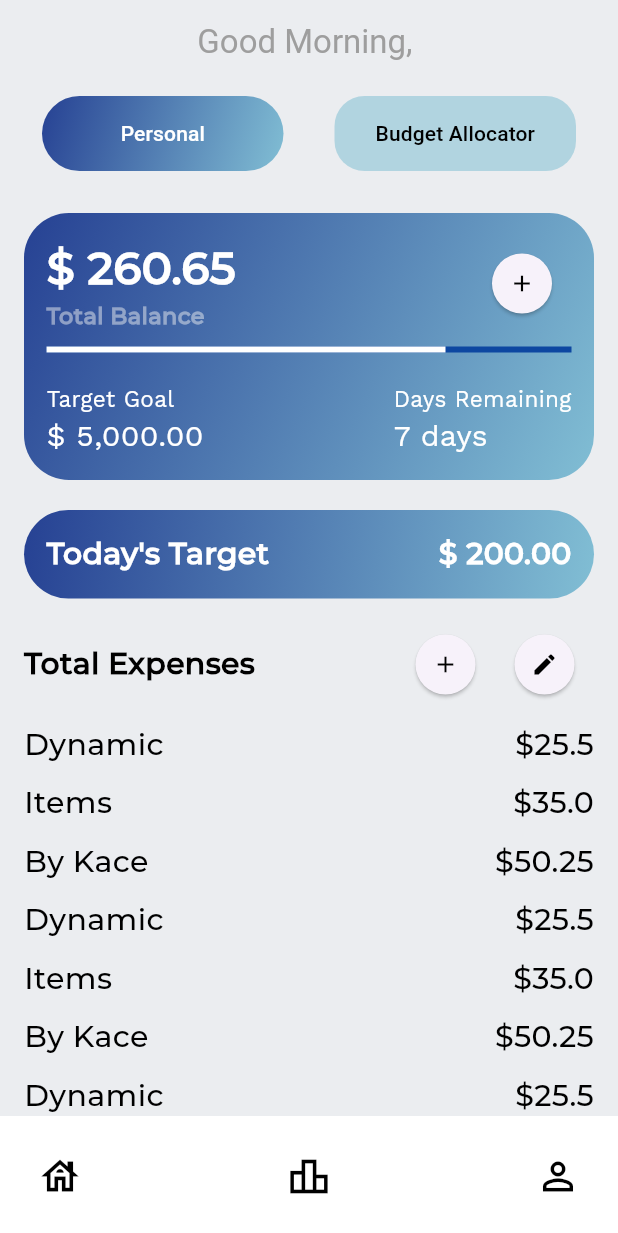
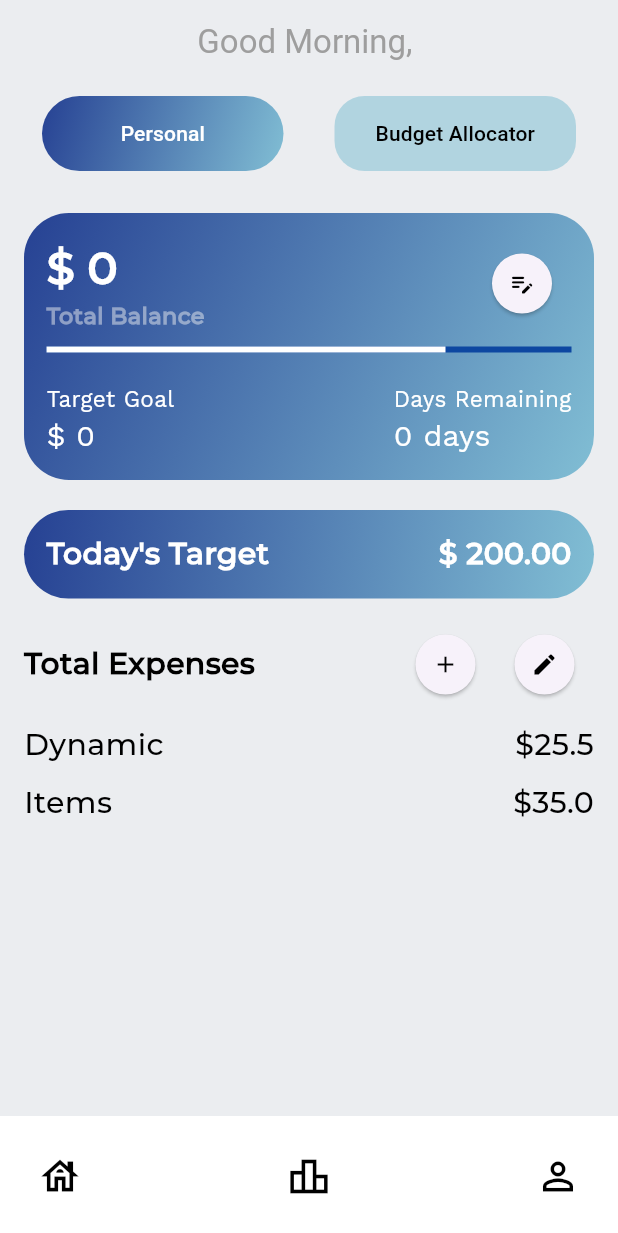
Before and after one commit to ronfrancisco24/Pennywise_Savings-Tracker, a Flutter app: the screen it shows once a user with an empty profile is signed in, on a phone screen of 412 x 824 dp. Shown: the top 1233 px of the screen. Run offline on Flutter 3.47's test engine with Material 3 defaults, Android fonts, the phone set to English and light mode, and no system bars; our stand-ins replace cloud_firestore, firebase_auth, firebase_core; accounts and stored records are empty.

Commit message:
modularized the triangle painter
modularized the triangle painter, added some variables in firebase_data

```diff
--- a/lib/authentication/auth_manager.dart
+++ b/lib/authentication/auth_manager.dart
@@ -10,7 +10,7 @@ class AuthManager extends StatelessWidget {
   @override
   Widget build(BuildContext context) {
     return Scaffold(
-      body: StreamBuilder(
+      body: StreamBuilder( // it retrieves data real time
           stream: FirebaseAuth.instance.authStateChanges(),
           builder: (context, snapshot) {
             if (snapshot.hasData) {
--- a/lib/main.dart
+++ b/lib/main.dart
@@ -1,6 +1,4 @@
 import 'package:flutter/material.dart';
-import 'widgets/constants.dart';
-import 'authentication/sign_in.dart';
 import 'firebase_options.dart';
 import 'package:firebase_core/firebase_core.dart';
 import 'authentication/auth_manager.dart';
--- a/lib/screens/tracker.dart
+++ b/lib/screens/tracker.dart
@@ -5,25 +5,12 @@ import 'package:savings_2/widgets/constants.dart';
 import 'home_page.dart';
 import 'package:savings_2/authentication/auth_service.dart';
 import 'package:savings_2/data/firebase_data.dart';
-
+import 'package:savings_2/widgets/bottomSheet.dart';
 
 final expenses = [
   // Add more expenses here
   const MapEntry("Dynamic", 25.50),
   const MapEntry("Items", 35.00),
-  const MapEntry("By Kace",50.25),
-  const MapEntry("Dynamic", 25.50),
-  const MapEntry("Items", 35.00),
-  const MapEntry("By Kace",50.25),
-  const MapEntry("Dynamic", 25.50),
-  const MapEntry("Items", 35.00),
-  const MapEntry("By Kace",50.25),
-  const MapEntry("Dynamic", 25.50),
-  const MapEntry("Items", 35.00),
-  const MapEntry("By Kace",50.25),
-  const MapEntry("Dynamic", 25.50),
-  const MapEntry("Items", 35.00),
-  const MapEntry("By Kace",50.25),
 ];
 
 class TrackerPage extends StatefulWidget {
@@ -34,20 +21,26 @@ class TrackerPage extends StatefulWidget {
 class _TrackerPageState extends State<TrackerPage>
     with TickerProviderStateMixin {
   late AnimationController controller;
-
   final AuthService authService = AuthService();
   final FirebaseData fireStore = FirebaseData();
-
+  late String userID;
 
   @override
   void initState() {
     super.initState();
+    final user = authService.getCurrentUser();
+
+    if (user != null) {
+      userID = user.uid.toString();
+
       controller = AnimationController(
-      vsync: this,duration: const Duration(seconds: 5),
+        vsync: this,
+        duration: const Duration(seconds: 5),
       )..addListener(() {
           setState(() {});
         });
       controller.repeat(reverse: false);
+    }
   }
 
   @override
@@ -55,6 +48,7 @@ class _TrackerPageState extends State<TrackerPage>
     controller.dispose();
     super.dispose();
   }
+
   void showPromptPopup(BuildContext context) {
     TextEditingController targetGoalController = TextEditingController();
     TextEditingController daysRemainingController = TextEditingController();
@@ -68,35 +62,7 @@ class _TrackerPageState extends State<TrackerPage>
             borderRadius: BorderRadius.circular(15),
           ),
           title: Text('Enter Your Details'),
-          content: StreamBuilder<QuerySnapshot>(
-            stream: fireStore.db.collection('savings').snapshots(),
-            builder: (context, snapshot) {
-              // Handle error case
-              if (snapshot.hasError) {
-                return Text('Error: ${snapshot.error}');
-              }
-
-              // Show loading indicator while data is being fetched
-              if (!snapshot.hasData || snapshot.connectionState == ConnectionState.waiting) {
-                return CircularProgressIndicator();
-              }
-
-              // Extract the data
-              final documents = snapshot.data!.docs;
-
-              // Pre-fill the text fields with the fetched data if available
-              String targetGoal = documents.isNotEmpty ? documents.last['goal'].toString() : '';
-              String daysRemaining = documents.isNotEmpty ? documents.last['daysRemaining'].toString() : '';
-              String budget = documents.isNotEmpty ? documents.last['budget'].toString() : '';
-
-
-
-              // Populate the TextControllers with the fetched data
-              targetGoalController.text = targetGoal;
-              daysRemainingController.text = daysRemaining;
-              budgetController.text = budget;
-
-              return SingleChildScrollView(
+          content: SingleChildScrollView(
             child: Column(
               mainAxisSize: MainAxisSize.min,
               children: [
@@ -104,7 +70,7 @@ class _TrackerPageState extends State<TrackerPage>
                   controller: targetGoalController,
                   decoration: InputDecoration(
                     labelText: 'Target Goal',
-                        hintText: 'e.g., Buy a new laptop',
+                    hintText: 'e.g., 5000',
                     border: OutlineInputBorder(),
                   ),
                 ),
@@ -130,8 +96,6 @@ class _TrackerPageState extends State<TrackerPage>
                 ),
               ],
             ),
-              );
-            },
           ),
           actions: <Widget>[
             TextButton(
@@ -142,11 +106,6 @@ class _TrackerPageState extends State<TrackerPage>
             ),
             TextButton(
               onPressed: () {
-                final user = authService.getCurrentUser();  // Get the current user
-
-                if (user != null) {
-                  String userID = user.uid;  // Extract the user ID (UID)
-
                 // Retrieve and use values as needed
                 String targetGoal = targetGoalController.text;
                 String daysRemaining = daysRemainingController.text;
@@ -159,23 +118,21 @@ class _TrackerPageState extends State<TrackerPage>
 
                 if (goal != null && days != null && budgetValue != null) {
                   fireStore.addSavingsData(
-                      userId: userID,  // Pass the user ID as a String
-                      goal: goal,      // Pass the goal as an integer
-                      days: days,      // Pass the days as an integer
-                      budget: budgetValue, // Pass the budget as an integer
+                    userId: userID,
+                    goal: goal,
+                    days: days,
+                    budget: budgetValue,
                   );
 
                   print('Target Goal: $targetGoal');
                   print('Days To Save: $daysRemaining');
                   print('Budget: $budget');
                 } else {
-                    print('Please enter valid numbers for goal, days, and budget.');
+                  print(
+                      'Please enter valid numbers for goal, days, and budget.');
                 }
-
-                  Navigator.of(context).pop();  // Close the dialog after submission
-                } else {
-                  print('Error: User is not logged in.'); // Handle user not logged in
-                }
+                Navigator.of(context)
+                    .pop(); // Close the dialog after submission
               },
               child: Text('Submit'),
             ),
@@ -188,6 +145,7 @@ class _TrackerPageState extends State<TrackerPage>
   @override
   Widget build(BuildContext context) {
     final username = authService.getUserName();
+
     return MaterialApp(
       debugShowCheckedModeBanner: false,
       home: Scaffold(
@@ -210,7 +168,32 @@ class _TrackerPageState extends State<TrackerPage>
           ),
         ),
         bottomNavigationBar: kBottomAppBar(context),
-        body: Padding(
+        body: StreamBuilder<DocumentSnapshot>(
+            stream: fireStore.fetchSavingsData(userID),
+            builder: (context, snapshot) {
+              int goal = 0; // Default value
+              int days = 0; // Default value
+              int budget = 0; // Default value
+
+              if (snapshot.hasError) {
+                print('Error: ${snapshot.error}');
+                return Center(
+                  child: Text('Error: ${snapshot.error}'),
+                );
+              } else if (!snapshot.hasData || !snapshot.data!.exists) {
+                print('No document exists, using default values.');
+              } else {
+                final data = snapshot.data!.data() as Map<String, dynamic>?;
+
+                // Use data if available
+                if (data != null) {
+                  goal = data['goal'] ?? 0;
+                  days = data['days'] ?? 0;
+                  budget = data['budget'] ?? 0;
+                }
+              }
+
+              return Padding(
                 padding: const EdgeInsets.symmetric(horizontal: 16.0),
                 child: Column(
                   children: [
@@ -241,7 +224,8 @@ class _TrackerPageState extends State<TrackerPage>
                                     Navigator.push(
                                       context,
                                       MaterialPageRoute(
-                                    builder: (context) => AllocationPage()),
+                                          builder: (context) =>
+                                              AllocationPage()),
                                     );
                                   },
                                   child: Container(
@@ -269,13 +253,15 @@ class _TrackerPageState extends State<TrackerPage>
                             child: Column(
                               children: [
                                 Row(
-                            mainAxisAlignment: MainAxisAlignment.spaceBetween,
+                                  mainAxisAlignment:
+                                      MainAxisAlignment.spaceBetween,
                                   children: [
                                     Column(
-                                crossAxisAlignment: CrossAxisAlignment.start,
+                                      crossAxisAlignment:
+                                          CrossAxisAlignment.start,
                                       children: [
                                         Text(
-                                    '\$ 260.65',
+                                          '\$ ${budget}',
                                           style: kMontserratWhiteLarge,
                                         ),
                                         Opacity(
@@ -290,10 +276,12 @@ class _TrackerPageState extends State<TrackerPage>
                                         showPromptPopup(context);
                                       },
                                       child: Icon(
-                                  Icons.add,
+                                        Icons.edit_note_rounded,
                                         color: Colors.black,
                                       ),
-                                style: ElevatedButton.styleFrom(shape: CircleBorder()),
+                                      style: ElevatedButton.styleFrom(
+                                        shape: CircleBorder(),
+                                      ),
                                     ),
                                   ],
                                 ),
@@ -302,35 +290,38 @@ class _TrackerPageState extends State<TrackerPage>
                                   value: controller.value,
                                   semanticsLabel: 'Linear Progress Indicator',
                                   backgroundColor: Colors.blue[900],
-                            valueColor:
-                            AlwaysStoppedAnimation<Color>(Colors.white),
+                                  valueColor: AlwaysStoppedAnimation<Color>(
+                                      Colors.white),
                                 ),
                                 SizedBox(height: 20),
                                 Row(
-                            mainAxisAlignment: MainAxisAlignment.spaceBetween,
+                                  mainAxisAlignment:
+                                      MainAxisAlignment.spaceBetween,
                                   children: [
                                     Column(
-                                crossAxisAlignment: CrossAxisAlignment.start,
+                                      crossAxisAlignment:
+                                          CrossAxisAlignment.start,
                                       children: [
                                         Text(
                                           'Target Goal',
                                           style: kNormalSansWhiteMini,
                                         ),
                                         Text(
-                                    '\$ 5,000.00',
+                                          '\$ ${goal.toString()}',
                                           style: kNormalSansWhiteSmall,
                                         ),
                                       ],
                                     ),
                                     Column(
-                                crossAxisAlignment: CrossAxisAlignment.start,
+                                      crossAxisAlignment:
+                                          CrossAxisAlignment.start,
                                       children: [
                                         Text(
                                           'Days Remaining',
                                           style: kNormalSansWhiteMini,
                                         ),
                                         Text(
-                                    '7 days',
+                                          '${days} days',
                                           style: kNormalSansWhiteSmall,
                                         ),
                                       ],
@@ -348,7 +339,8 @@ class _TrackerPageState extends State<TrackerPage>
                             child: Row(
                               mainAxisAlignment: MainAxisAlignment.spaceBetween,
                               children: [
-                          Text("Today's Target", style: kMontserratWhiteMedium),
+                                Text("Today's Target",
+                                    style: kMontserratWhiteMedium),
                                 Text(
                                   '\$ 200.00',
                                   style: kMontserratWhiteMedium,
@@ -359,17 +351,23 @@ class _TrackerPageState extends State<TrackerPage>
                           Row(
                             mainAxisAlignment: MainAxisAlignment.spaceBetween,
                             children: [
-                        Text('Total Expenses', style: kMontserratBlackMedium),
+                              Text('Total Expenses',
+                                  style: kMontserratBlackMedium),
                               Row(
                                 children: [
                                   ElevatedButton(
                                     onPressed: () {
-                                kBottomSheet(context: context, budget: 3.0, price: 2.0);
+                                      kBottomSheet(
+                                          context: context,
+                                          budget: 3.0,
+                                          price: 2.0);
                                     },
                                     child: Icon(
                                       Icons.add,
-                                color: Colors.black,),
-                              style: ElevatedButton.styleFrom(shape: CircleBorder()),
+                                      color: Colors.black,
+                                    ),
+                                    style: ElevatedButton.styleFrom(
+                                        shape: CircleBorder()),
                                   ),
                                   ElevatedButton(
                                     onPressed: () {
@@ -381,8 +379,10 @@ class _TrackerPageState extends State<TrackerPage>
                                     },
                                     child: Icon(
                                       Icons.edit,
-                                color: Colors.black,),
-                              style: ElevatedButton.styleFrom(shape: CircleBorder()),
+                                      color: Colors.black,
+                                    ),
+                                    style: ElevatedButton.styleFrom(
+                                        shape: CircleBorder()),
                                   ),
                                 ],
                               )
@@ -402,8 +402,10 @@ class _TrackerPageState extends State<TrackerPage>
                             child: Row(
                               mainAxisAlignment: MainAxisAlignment.spaceBetween,
                               children: [
-                          Text(expenses[index].key, style: kNormalMontserratBlackMedium),
-                          Text("\$${expenses[index].value}", style: kNormalMontserratBlackMedium),
+                                Text(expenses[index].key,
+                                    style: kNormalMontserratBlackMedium),
+                                Text("\$${expenses[index].value}",
+                                    style: kNormalMontserratBlackMedium),
                               ],
                             ),
                           );
@@ -412,7 +414,8 @@ class _TrackerPageState extends State<TrackerPage>
                     ),
                   ],
                 ),
-        ),
+              );
+            }),
       ),
     );
   }
```
Also changed, not shown: lib/authentication/sign_in.dart (+4 -19 lines), lib/authentication/sign_up.dart (+6 -19 lines), lib/data/firebase_data.dart (+67 -25 lines), lib/widgets/bottomSheet.dart (added, +91 -0 lines), lib/widgets/constants.dart (+0 -68 lines), lib/widgets/rightTrianglePainter.dart (added, +21 -0 lines), 1 other file. Lines whose indentation alone changed are shown as unchanged.
